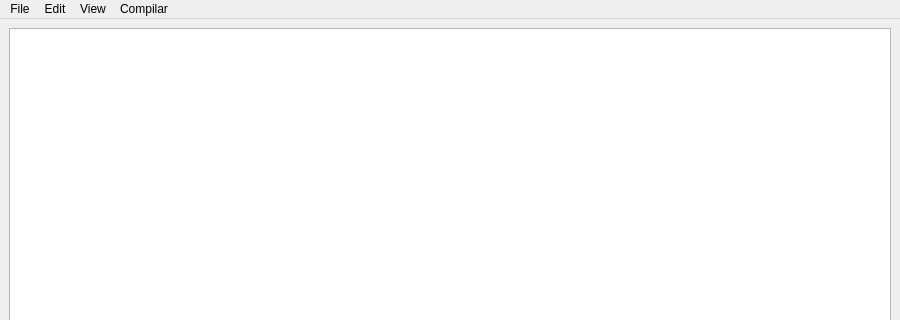
The window that main.ui (wachitorico69/IDE) describes before a commit, drawn with Qt 5; both pictures show x 0 to 900 and y 0 to 320 of the 900 by 650 pixel window.
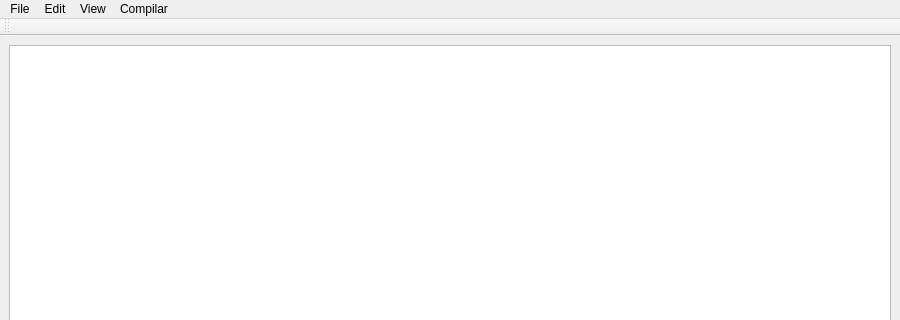
The same window after the commit. Custom widgets are drawn as their Qt base class.

The edit to the form file:
```diff
--- a/main.ui
+++ b/main.ui
@@ -97,6 +97,17 @@
    <addaction name="menuView"/>
    <addaction name="menuCompilar"/>
   </widget>
+  <widget class="QToolBar" name="toolBar">
+   <property name="toolButtonStyle">
+    <enum>Qt::ToolButtonIconOnly</enum>
+   </property>
+   <attribute name="toolBarArea">
+    <enum>TopToolBarArea</enum>
+   </attribute>
+   <attribute name="toolBarBreak">
+    <bool>false</bool>
+   </attribute>
+  </widget>
   <action name="actionNew">
    <property name="text">
     <string>New</string>
```
